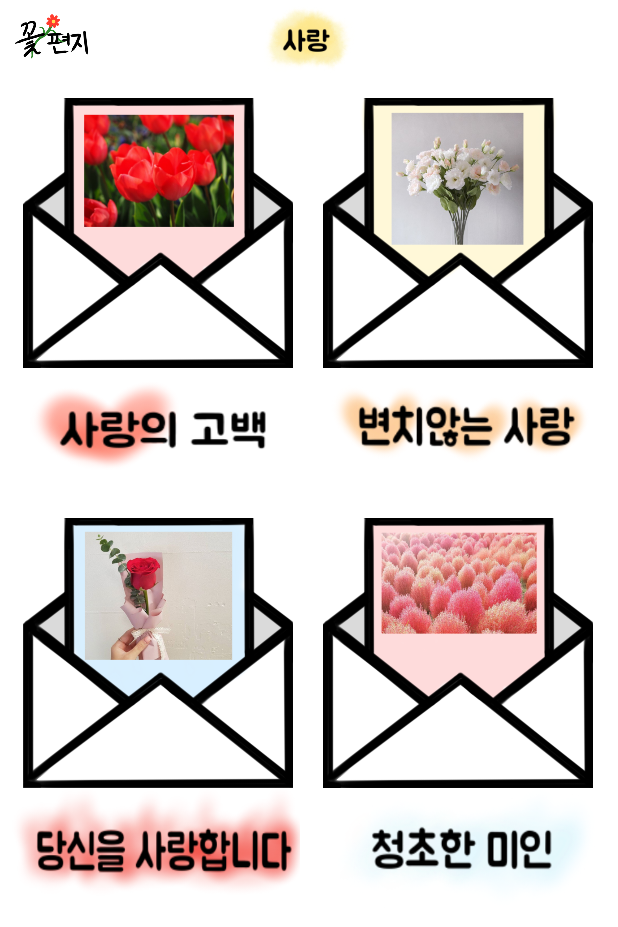
After one commit to eunseo22/hackathon, an Android app: the layout cate_love.xml on its own in the app's theme, with its tools: preview values and no code run, on a phone screen of 412 x 824 dp. The commit adds this screen. Shown: the top 927 px of the screen. Run offline under Robolectric (Android 15) with nearby library versions, the phone set to English and light mode, and no system bars.

Commit message:
add cate_love

```diff
--- /dev/null
+++ b/app/src/main/res/layout/cate_love.xml
@@ -0,0 +1,129 @@
+<?xml version="1.0" encoding="utf-8"?>
+<LinearLayout
+    xmlns:android="http://schemas.android.com/apk/res/android" android:layout_width="match_parent"
+    android:layout_height="match_parent"
+    android:orientation="vertical"
+    android:background="#ffffff">
+
+    <LinearLayout
+        android:id="@+id/frameLayout"
+        android:layout_width="match_parent"
+        android:layout_height="50dp"
+        android:orientation="horizontal"
+        android:background="#ffffff">
+
+        <ImageView
+            android:layout_width="50dp"
+            android:layout_height="50dp"
+            android:src="@drawable/logo"
+            android:layout_gravity="center"
+            android:layout_weight="1"/>
+        <ImageView
+            android:layout_width="50dp"
+            android:layout_height="50dp"
+            android:src="@drawable/cate_love_top"
+            android:layout_gravity="center"
+            android:layout_weight="12"/>
+        <LinearLayout
+            android:layout_width="50dp"
+            android:layout_height="50dp"
+            android:layout_weight="1">
+        </LinearLayout>
+
+    </LinearLayout>
+
+    <LinearLayout
+        android:layout_width="400dp"
+        android:layout_height="280dp"
+        android:gravity="center"
+        android:orientation="horizontal">
+
+        <FrameLayout
+            android:layout_width="match_parent"
+            android:layout_height="280dp"
+            android:layout_weight="1">
+            <Button
+                android:layout_width="180dp"
+                android:layout_height="180dp"
+                android:layout_margin="15dp"
+                android:background="@drawable/cate_love_1"/>
+
+            <LinearLayout
+                android:layout_width="160dp"
+                android:layout_height="70dp"
+                android:background="@drawable/cate_love_1_text"
+                android:layout_marginTop="200dp"
+                android:layout_marginLeft="20dp"></LinearLayout>
+
+
+        </FrameLayout>
+        <FrameLayout
+            android:layout_width="match_parent"
+            android:layout_height="280dp"
+            android:layout_weight="1"
+            android:gravity="center">
+            <Button
+                android:layout_width="180dp"
+                android:layout_height="180dp"
+                android:layout_margin="15dp"
+                android:background="@drawable/cate_love_2"/>
+
+            <LinearLayout
+                android:layout_width="180dp"
+                android:layout_height="60dp"
+                android:background="@drawable/cate_love_2_text"
+                android:layout_marginTop="202dp"
+                android:layout_marginLeft="15dp"></LinearLayout>
+
+
+        </FrameLayout>
+
+    </LinearLayout>
+
+    <LinearLayout
+        android:layout_width="400dp"
+        android:layout_height="280dp"
+        android:orientation="horizontal">
+
+        <FrameLayout
+            android:layout_width="match_parent"
+            android:layout_height="280dp"
+            android:layout_weight="1"
+            android:gravity="center">
+            <Button
+                android:layout_width="180dp"
+                android:layout_height="180dp"
+                android:layout_margin="15dp"
+                android:background="@drawable/cate_love_3"/>
+
+            <LinearLayout
+                android:layout_width="200dp"
+                android:layout_height="80dp"
+                android:background="@drawable/cate_love_3_text"
+                android:layout_marginTop="190dp"
+                android:layout_marginLeft="5dp"></LinearLayout>
+
+
+        </FrameLayout>
+        <FrameLayout
+            android:layout_width="match_parent"
+            android:layout_height="280dp"
+            android:layout_weight="1"
+            android:gravity="center">
+            <Button
+                android:layout_width="180dp"
+                android:layout_height="180dp"
+                android:layout_margin="15dp"
+                android:background="@drawable/cate_love_4"/>
+
+            <LinearLayout
+                android:layout_width="match_parent"
+                android:layout_height="wrap_content"
+                android:background="@drawable/cate_love_4_text"
+                android:layout_marginTop="180dp"></LinearLayout>
+
+        </FrameLayout>
+
+    </LinearLayout>
+
+</LinearLayout>
```
Also changed, not shown: app/src/main/java/com/example/hackathon/Cate_love.java (renamed from app/src/main/java/com/example/hackathon/Frag_cate.java, +4 -5 lines), app/src/main/java/com/example/hackathon/Category.java (added, +35 -0 lines), app/src/main/java/com/example/hackathon/MainActivity.java (+13 -6 lines), app/src/main/res/layout/category.xml (+38 -51 lines), app/src/main/res/drawable-v24/cate_cong.png (added), app/src/main/res/drawable-v24/cate_esc.png (added), app/src/main/res/drawable-v24/cate_love.png (added), app/src/main/res/drawable-v24/cate_love_1.png (added), app/src/main/res/drawable-v24/cate_love_1_text.png (added), app/src/main/res/drawable-v24/cate_love_2.png (added), app/src/main/res/drawable-v24/cate_love_2_text.png (added), app/src/main/res/drawable-v24/cate_love_3.png (added), app/src/main/res/drawable-v24/cate_love_3_text.png (added), app/src/main/res/drawable-v24/cate_love_4.png (added), 5 more files.
